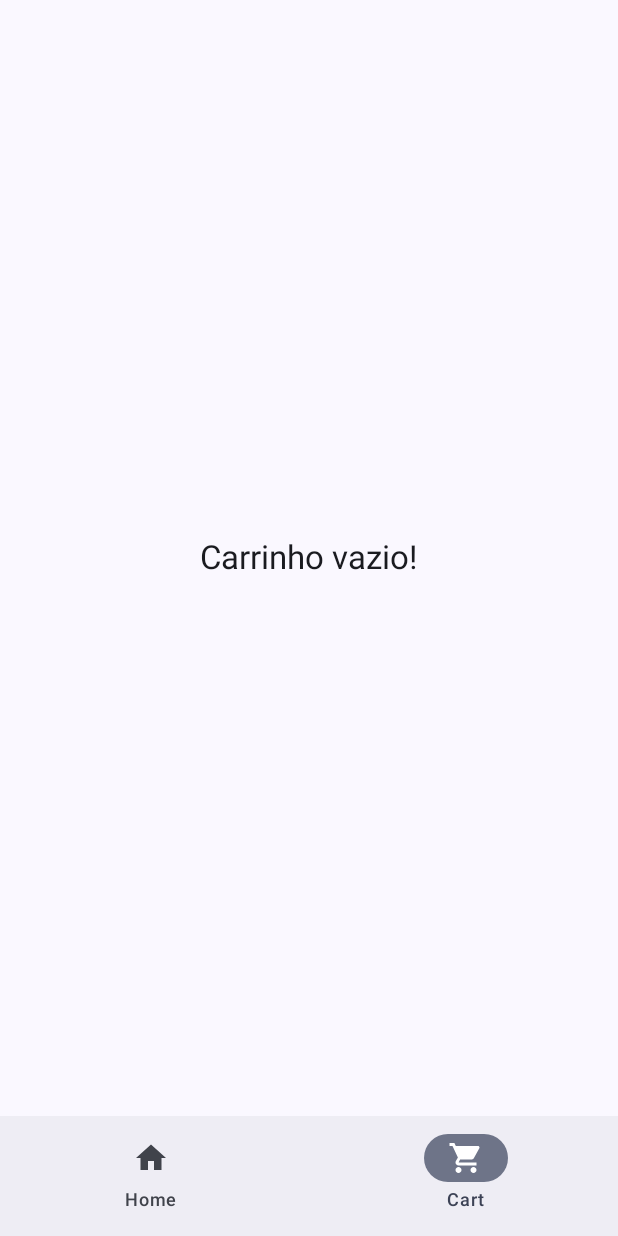
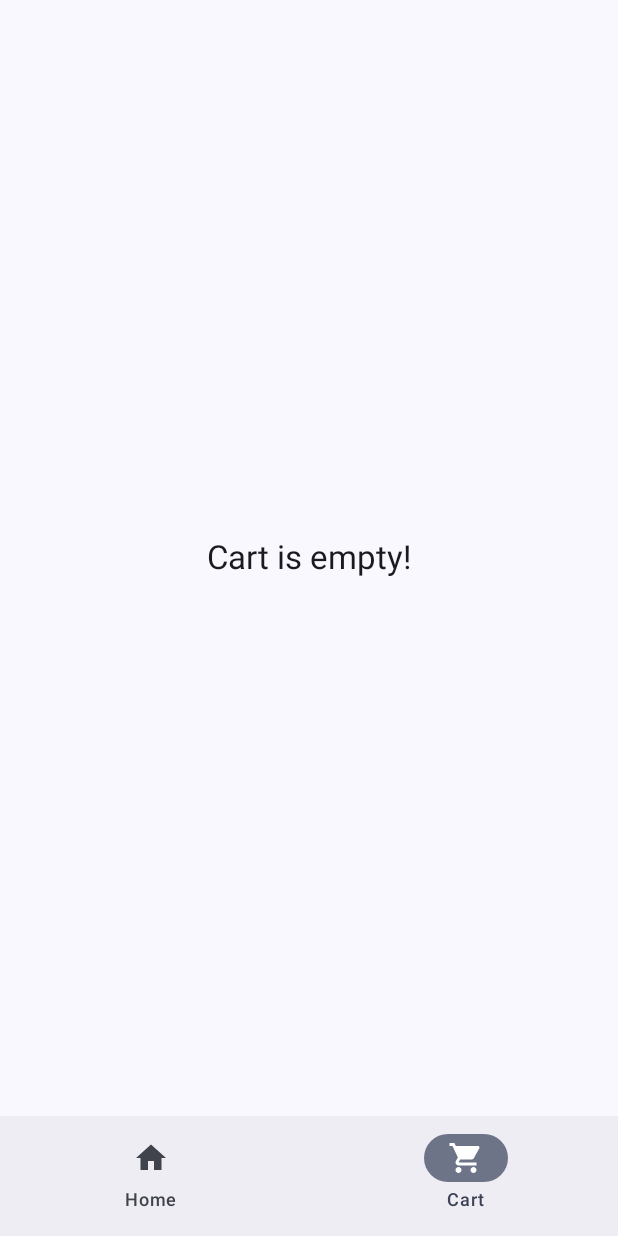
Before and after one commit to christianalexandre/fakestore-compose, an Android app built with Jetpack Compose: the CartScreen screen opened through its navigation route, on a phone screen of 412 x 824 dp. Run offline under Robolectric (Android 15) with nearby library versions, the phone set to English and light mode, and no system bars; our stand-ins replace Dagger/Hilt's generated code, paging.

Commit message:
chore: code review suggestions changes.
# localize missing strings

```diff
--- a/app/src/main/java/com/christianalexandre/fakestore/presentation/cart/CartScreen.kt
+++ b/app/src/main/java/com/christianalexandre/fakestore/presentation/cart/CartScreen.kt
@@ -7,10 +7,12 @@ import androidx.compose.material3.Text
 import androidx.compose.runtime.Composable
 import androidx.compose.ui.Alignment
 import androidx.compose.ui.Modifier
+import androidx.compose.ui.res.stringResource
+import com.christianalexandre.fakestore.R
 
 @Composable
 fun CartScreen() {
     Box(modifier = Modifier.fillMaxSize(), contentAlignment = Alignment.Center) {
-        Text("Carrinho vazio!", style = MaterialTheme.typography.titleLarge)
+        Text(stringResource(R.string.cart_empty), style = MaterialTheme.typography.titleLarge)
     }
 }
--- a/app/src/main/java/com/christianalexandre/fakestore/presentation/product_detail/ProductDetailScreen.kt
+++ b/app/src/main/java/com/christianalexandre/fakestore/presentation/product_detail/ProductDetailScreen.kt
@@ -125,7 +125,7 @@ private fun ProductDetailContent(
                 )
                 Spacer(modifier = Modifier.height(8.dp))
                 Text(
-                    text = product.price.toString(),
+                    text = stringResource(id = R.string.currency_format, product.price),
                     style = MaterialTheme.typography.headlineSmall,
                     fontWeight = FontWeight.Bold,
                     color = MaterialTheme.colorScheme.primary
@@ -141,7 +141,7 @@ private fun ProductDetailContent(
 
             item {
                 Text(
-                    text = "qweqwe",
+                    text = stringResource(R.string.product_description_label),
                     style = MaterialTheme.typography.titleLarge,
                     fontWeight = FontWeight.Bold
                 )
@@ -163,7 +163,7 @@ private fun ProductDetailContent(
                 .align(Alignment.BottomCenter)
                 .padding(16.dp)
         ) {
-            Text(text = "add to cart")
+            Text(text = stringResource(id = R.string.add_to_cart))
         }
     }
 }
```
Also changed, not shown: app/src/main/res/values/strings.xml (+6 -2 lines).
